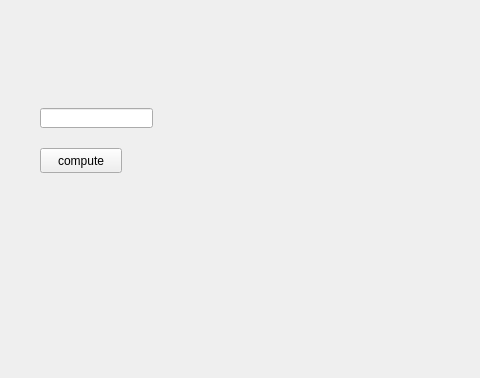
First picture: the form in Controller/widget.ui, repository origmickey/Controller_DoubleTank, before the edit; both pictures show x 0 to 480 and y 222 to 600 of the 800 by 600 pixel window.
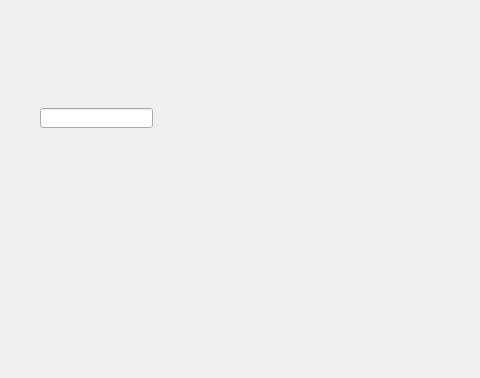
Second picture: the form after the edit. Custom widgets are drawn as their Qt base class.

```diff
--- a/Controller/widget.ui
+++ b/Controller/widget.ui
@@ -59,19 +59,6 @@
     </rect>
    </property>
   </widget>
-  <widget class="QPushButton" name="pushButton">
-   <property name="geometry">
-    <rect>
-     <x>40</x>
-     <y>370</y>
-     <width>82</width>
-     <height>25</height>
-    </rect>
-   </property>
-   <property name="text">
-    <string>compute</string>
-   </property>
-  </widget>
  </widget>
  <customwidgets>
   <customwidget>
```
